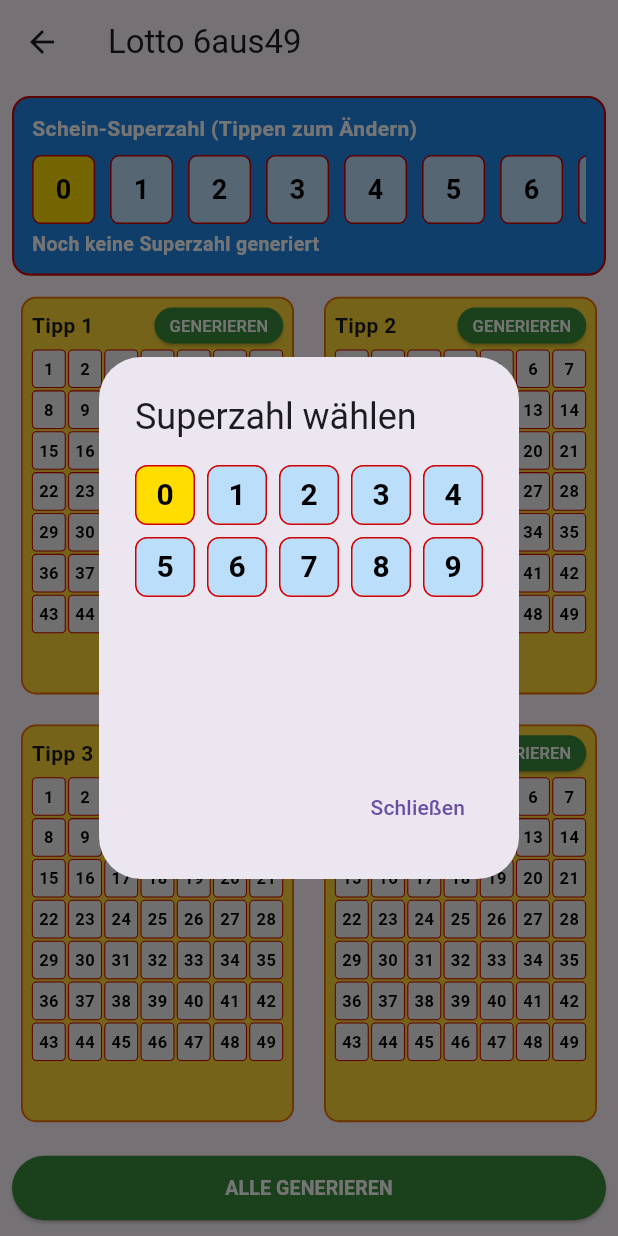
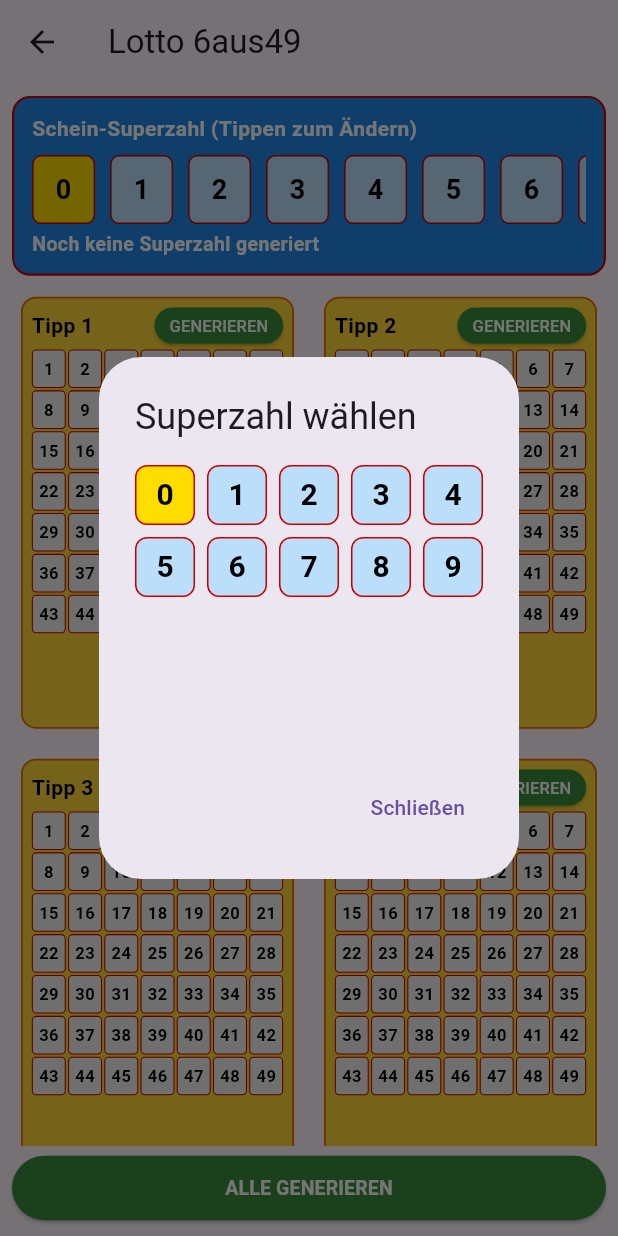
Before and after one commit to funatiker1968-hub/Lottogenerator_v4, a Flutter app: the Lotto6aus49Screen screen opened by its route, after a tap on "Schein-Superzahl (Tippen zum Ändern)", on a phone screen of 412 x 824 dp. Run offline on Flutter 3.47's test engine with Material 3 defaults, Android fonts, the phone set to English and light mode, and no system bars.

Commit message:
Update Lotto 6aus49: Layout + Farben + Fixes

```diff
--- a/lib/screens/lotto_6aus49_screen.dart
+++ b/lib/screens/lotto_6aus49_screen.dart
@@ -2,9 +2,21 @@ import 'dart:async';
 import 'dart:math';
 import 'package:flutter/material.dart';
 
+/// Lotto 6aus49 – FINAL VERSION
+/// - Favoriten gelb + schwarzes X
+/// - Generierte Zahlen hellblau + rotes X
+/// - Normale Zahlen hellgrau + schwarze Ziffer
+/// - Zahlenliste unter jedem Tipp (schwarz/rot)
+/// - Buttons oben rechts (GENERIEREN / LÖSCHEN / LÄUFT...)
+/// - Master-Button unten (ALLE GENERIEREN / ALLES LÖSCHEN / GENERIERE ALLES...)
+/// - Automatische Kartenhöhe (kein Überlappen)
+
 const Color _lottoYellow = Color(0xFFFFDD00);
 const Color _lottoRed = Color(0xFFD20000);
 const Color _lottoGrey = Color(0xFFF2F2F2);
+
+/// Hintergrundfarbe für generierte Zahlen
+const Color _generatedBlue = Color(0xFFBEE6FF);
 
 class Lotto6aus49Screen extends StatefulWidget {
   const Lotto6aus49Screen({super.key});
@@ -20,25 +32,32 @@ class _Lotto6aus49ScreenState extends State<Lotto6aus49Screen> {
 
   final Random _random = Random();
 
+  /// Favoriten (manuell gesetzte Zahlen)
   final List<List<bool>> _favorites =
       List.generate(tipCount, (_) => List.filled(maxNumber, false));
 
+  /// Generierte Zahlen
   final List<List<bool>> _generated =
       List.generate(tipCount, (_) => List.filled(maxNumber, false));
 
+  /// Aktuelle Highlight-Zahl im Tipp (Lauflicht)
   final List<int?> _currentHighlight =
       List<int?>.filled(tipCount, null);
 
+  /// Läuft gerade eine Animation in diesem Tipp?
   final List<bool> _isAnimatingTip =
       List<bool>.filled(tipCount, false);
 
+  /// Timer je Tipp für das Lauflicht
   final List<Timer?> _tipTimers =
       List<Timer?>.filled(tipCount, null);
 
+  /// Superzahl (Schein)
   int _scheinSuperzahl = 0;
   bool _superzahlGenerated = false;
   bool _isSuperzahlAnimating = false;
 
+  /// Wird gerade „Alle generieren“ ausgeführt?
   bool _isGeneratingAll = false;
 
   @override
@@ -49,18 +68,25 @@ class _Lotto6aus49ScreenState extends State<Lotto6aus49Screen> {
     super.dispose();
   }
 
+  // ----------------------------------------------------------
+  // Superzahl
+  // ----------------------------------------------------------
+
   Future<void> _runSuperzahlAnimation() async {
     if (_isSuperzahlAnimating) return;
+
     setState(() {
       _isSuperzahlAnimating = true;
       _superzahlGenerated = false;
     });
 
     final int finalNumber = _random.nextInt(10);
+
     const int cycles = 2;
     const int fastDelay = 70;
     const int slowDelay = 140;
 
+    // schnelle Runden
     for (int cycle = 0; cycle < cycles; cycle++) {
       for (int i = 0; i < 10; i++) {
         if (!mounted) return;
@@ -71,6 +97,7 @@ class _Lotto6aus49ScreenState extends State<Lotto6aus49Screen> {
       }
     }
 
+    // letzte langsamere Runde
     for (int i = 0; i <= finalNumber; i++) {
       if (!mounted) return;
       setState(() {
@@ -87,13 +114,13 @@ class _Lotto6aus49ScreenState extends State<Lotto6aus49Screen> {
     });
   }
 
-
   void _onSuperzahlTap() {
     if (_isSuperzahlAnimating) return;
 
     showDialog<void>(
       context: context,
-      builder: (_) => AlertDialog(
+      builder: (context) {
+        return AlertDialog(
           title: const Text('Superzahl wählen'),
           content: SizedBox(
             height: 180,
@@ -114,7 +141,7 @@ class _Lotto6aus49ScreenState extends State<Lotto6aus49Screen> {
                       _scheinSuperzahl = index;
                       _superzahlGenerated = true;
                     });
-                  Navigator.pop(context);
+                    Navigator.of(context).pop();
                   },
                   child: Container(
                     decoration: BoxDecoration(
@@ -124,7 +151,7 @@ class _Lotto6aus49ScreenState extends State<Lotto6aus49Screen> {
                     ),
                     child: Center(
                       child: Text(
-                      '$index',
+                        index.toString(),
                         style: const TextStyle(
                           fontSize: 20,
                           fontWeight: FontWeight.bold,
@@ -139,11 +166,12 @@ class _Lotto6aus49ScreenState extends State<Lotto6aus49Screen> {
           ),
           actions: [
             TextButton(
-            onPressed: () => Navigator.pop(context),
+              onPressed: () => Navigator.of(context).pop(),
               child: const Text('Schließen'),
             ),
           ],
-      ),
+        );
+      },
     );
   }
 
@@ -180,8 +208,6 @@ class _Lotto6aus49ScreenState extends State<Lotto6aus49Screen> {
                 itemCount: 10,
                 itemBuilder: (context, index) {
                   final bool isSelected = index == _scheinSuperzahl;
-                  final bool isHighlight = _isSuperzahlAnimating &&
-                      index == _scheinSuperzahl;
                   return Container(
                     width: 36,
                     margin: const EdgeInsets.only(right: 4),
@@ -193,10 +219,10 @@ class _Lotto6aus49ScreenState extends State<Lotto6aus49Screen> {
                     child: Center(
                       child: Text(
                         index.toString(),
-                        style: TextStyle(
+                        style: const TextStyle(
                           fontSize: 18,
                           fontWeight: FontWeight.bold,
-                          color: isHighlight ? _lottoRed : Colors.black,
+                          color: Colors.black,
                         ),
                       ),
                     ),
@@ -223,6 +249,10 @@ class _Lotto6aus49ScreenState extends State<Lotto6aus49Screen> {
     );
   }
 
+  // ----------------------------------------------------------
+  // Tipp-Status
+  // ----------------------------------------------------------
+
   bool _tipHasFavorites(int tip) {
     for (int i = 0; i < maxNumber; i++) {
       if (_favorites[tip][i]) return true;
@@ -243,6 +273,10 @@ class _Lotto6aus49ScreenState extends State<Lotto6aus49Screen> {
     }
     return false;
   }
+
+  // ----------------------------------------------------------
+  // Tipp löschen
+  // ----------------------------------------------------------
 
   void _clearTip(int tip) {
     _tipTimers[tip]?.cancel();
@@ -268,10 +302,15 @@ class _Lotto6aus49ScreenState extends State<Lotto6aus49Screen> {
     });
   }
 
+  // ----------------------------------------------------------
+  // Tipp generieren (mit Favoriten)
+  // ----------------------------------------------------------
+
   Future<void> _runTipAnimation(int tip) async {
     _tipTimers[tip]?.cancel();
     _tipTimers[tip] = null;
 
+    // Favoriten einsammeln
     final List<int> favs = [];
     for (int i = 0; i < maxNumber; i++) {
       if (_favorites[tip][i]) favs.add(i + 1);
@@ -296,7 +335,6 @@ class _Lotto6aus49ScreenState extends State<Lotto6aus49Screen> {
     });
 
     final Set<int> finalSet = {...favs, ...newGen};
-
     int current = 1;
 
     _tipTimers[tip] = Timer.periodic(
@@ -332,7 +370,6 @@ class _Lotto6aus49ScreenState extends State<Lotto6aus49Screen> {
       },
     );
   }
-
 
   Future<void> _generateTip(int tip) async {
     if (_isAnimatingTip[tip] || _isGeneratingAll) return;
@@ -375,6 +412,10 @@ class _Lotto6aus49ScreenState extends State<Lotto6aus49Screen> {
     });
   }
 
+  // ----------------------------------------------------------
+  // Manuelles Togglen einer Zahl
+  // ----------------------------------------------------------
+
   void _toggleNumber(int tip, int index) {
     if (_isAnimatingTip[tip] || _isGeneratingAll) return;
 
@@ -383,6 +424,7 @@ class _Lotto6aus49ScreenState extends State<Lotto6aus49Screen> {
       final bool isGen = _generated[tip][index];
 
       if (!isFav && !isGen) {
+        // neue Favoritenzahl, aber max. 6 insgesamt
         int count = 0;
         for (int i = 0; i < maxNumber; i++) {
           if (_favorites[tip][i] || _generated[tip][i]) {
@@ -402,13 +444,17 @@ class _Lotto6aus49ScreenState extends State<Lotto6aus49Screen> {
     });
   }
 
+  // ----------------------------------------------------------
+  // Tippfeld UI
+  // ----------------------------------------------------------
+
   Widget _buildTipCard(int tip) {
     final bool isAnimating = _isAnimatingTip[tip] || _isGeneratingAll;
     final int? highlight = _currentHighlight[tip];
 
-    final bool hasFav = _tipHasFavorites(tip);
     final bool hasGen = _tipHasGenerated(tip);
 
+    // finale Zahlenliste für Anzeige unten
     final List<int> finalNums = [];
     for (int i = 0; i < maxNumber; i++) {
       if (_favorites[tip][i] || _generated[tip][i]) {
@@ -436,6 +482,7 @@ class _Lotto6aus49ScreenState extends State<Lotto6aus49Screen> {
                 style: const TextStyle(
                   fontWeight: FontWeight.bold,
                   fontSize: 14,
+                  color: Colors.black,
                 ),
               ),
               const Spacer(),
@@ -498,6 +545,7 @@ class _Lotto6aus49ScreenState extends State<Lotto6aus49Screen> {
               Widget inner;
 
               if (isHi && !isFinal) {
+                // laufendes Kreuz auf noch nicht finalen Feldern
                 bg = _lottoYellow;
                 inner = const Text(
                   '✗',
@@ -508,7 +556,8 @@ class _Lotto6aus49ScreenState extends State<Lotto6aus49Screen> {
                   ),
                 );
               } else if (isFinal) {
-                bg = _lottoGrey.withOpacity(0.1);
+                // finale Zahlen
+                bg = isFav ? _lottoYellow : _generatedBlue;
                 inner = Text(
                   '✗',
                   style: TextStyle(
@@ -518,6 +567,7 @@ class _Lotto6aus49ScreenState extends State<Lotto6aus49Screen> {
                   ),
                 );
               } else {
+                // normale Zahl
                 bg = _lottoGrey;
                 inner = Text(
                   number.toString(),
@@ -545,7 +595,7 @@ class _Lotto6aus49ScreenState extends State<Lotto6aus49Screen> {
 
           const SizedBox(height: 4),
 
-          // Finale Zahlen unter dem Tippfeld
+          // Finale Zahlenliste unten (nur wenn nicht animiert)
           if (!isAnimating && finalNums.isNotEmpty)
             Padding(
               padding: const EdgeInsets.only(bottom: 4),
@@ -582,6 +632,10 @@ class _Lotto6aus49ScreenState extends State<Lotto6aus49Screen> {
       ),
     );
   }
+
+  // ----------------------------------------------------------
+  // Master-Button unten
+  // ----------------------------------------------------------
 
   Widget _buildBottomMasterButton() {
     final bool anyContent = _anyTipHasContent();
@@ -624,6 +678,10 @@ class _Lotto6aus49ScreenState extends State<Lotto6aus49Screen> {
     );
   }
 
+  // ----------------------------------------------------------
+  // Build
+  // ----------------------------------------------------------
+
   @override
   Widget build(BuildContext context) {
     final bool isPortrait =
@@ -642,11 +700,13 @@ class _Lotto6aus49ScreenState extends State<Lotto6aus49Screen> {
             Expanded(
               child: GridView.builder(
                 itemCount: tipCount,
-                gridDelegate: SliverGridDelegateWithFixedCrossAxisCount(
+                gridDelegate:
+                    SliverGridDelegateWithFixedCrossAxisCount(
                   crossAxisCount: isPortrait ? 2 : 3,
                   crossAxisSpacing: 8,
                   mainAxisSpacing: 8,
-                  childAspectRatio: isPortrait ? 0.70 : 1.25,
+                  // feste Höhe pro Karte, damit nichts überlappt
+                  mainAxisExtent: isPortrait ? 300 : 260,
                 ),
                 itemBuilder: (context, index) => _buildTipCard(index),
               ),
```
Lines whose indentation alone changed are shown as unchanged.
